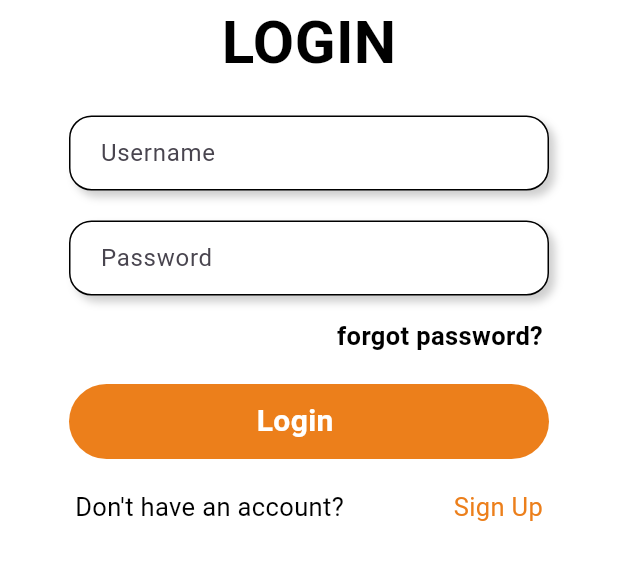
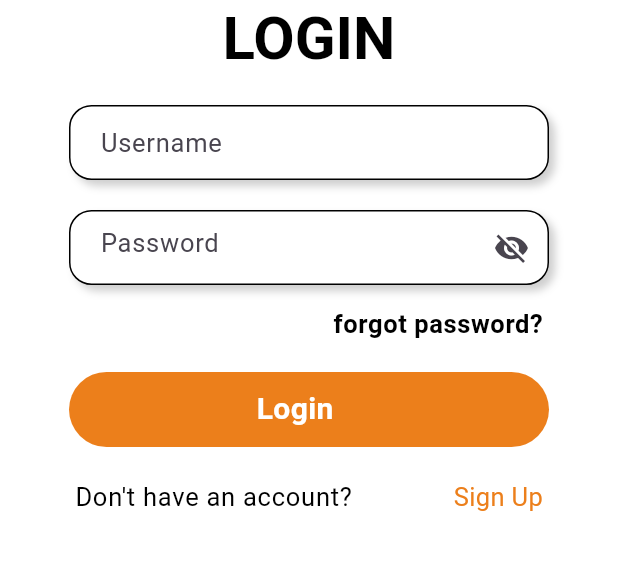
Before and after one commit to smokinthunder/motordoc, a Flutter app: the screen it shows after launch, on a phone screen of 412 x 824 dp, the part 318-898 px from its top. Run offline on Flutter 3.47's test engine with Material 3 defaults, Android fonts, the light colour scheme and no system bars.

```diff
--- a/lib/login_page.dart
+++ b/lib/login_page.dart
@@ -1,5 +1,4 @@
 import 'package:flutter/material.dart';
-import 'package:flutter/widgets.dart';
 
 class LoginPage extends StatefulWidget {
   const LoginPage({super.key});
@@ -9,40 +8,40 @@ class LoginPage extends StatefulWidget {
 }
 
 class _LoginPageState extends State<LoginPage> {
-      bool darkMode = false;
+  // bool darkMode = false;
+  bool showPassword = false;
 
   @override
   Widget build(BuildContext context) {
-
     return SafeArea(
       child: Scaffold(
           body: Stack(
         children: [
-          InkWell(
-            onDoubleTap: () {
-              setState(() {
-                darkMode = !darkMode;
-              });
-            },
-            child: Container(
+          const SizedBox(
             height: double.infinity,
             width: double.infinity,
-              color: darkMode ? const Color(0xFF212121) : Colors.white,
-            ),
+            // color: darkMode ? const Color(0xFF212121) : Colors.white,
           ),
           Center(
-            child: Column(
+            child: InkWell(
+              // onDoubleTap: () {
+              //   setState(() {
+              //     darkMode = !darkMode;
+              //   });
+              // },
+              child: ListView(
+                children: [
+                  Column(
                     children: [
                       const SizedBox(
                         height: 150,
                       ),
                       Image.asset('assets/login/logo.png'),
-                Text("LOGIN",
-                    style: TextStyle(
-                      fontSize: 40,
-                      fontWeight: FontWeight.bold,
-                      color: darkMode ? Colors.white : Colors.black,
-                    )),
+
+                      Text(
+                        "LOGIN",
+                        style: Theme.of(context).textTheme.headlineLarge,
+                      ),
                       Container(
                         height: 50,
                         width: 320,
@@ -54,13 +53,14 @@ class _LoginPageState extends State<LoginPage> {
                           border: Border.all(
                             color: Colors.black,
                           ),
-                       boxShadow: darkMode? []: [
+                          boxShadow: [
                                   BoxShadow(
                                     color: Colors.grey.withOpacity(0.5),
                                     blurRadius: 4,
                                     offset: const Offset(4, 4),
                                   ),
-                      ]),
+                          ]
+                        ),
                         child: const TextField(
                           decoration: InputDecoration(
                             border: InputBorder.none,
@@ -79,7 +79,7 @@ class _LoginPageState extends State<LoginPage> {
                             color: Colors.black,
                           ),
                           color: Colors.white,
-                    boxShadow: darkMode? []: [
+                          boxShadow:  [
                                   BoxShadow(
                                     color: Colors.grey.withOpacity(0.5),
                                     blurRadius: 4,
@@ -87,12 +87,21 @@ class _LoginPageState extends State<LoginPage> {
                                   ),
                                 ],
                         ),
-                  child: const TextField(
-                    obscureText: true,
-
+                        child: TextField(
+                          obscureText: showPassword,
                           decoration: InputDecoration(
                             border: InputBorder.none,
                             hintText: 'Password',
+                            suffixIcon: InkWell(
+                              child: Icon(showPassword
+                                  ? Icons.visibility
+                                  : Icons.visibility_off),
+                              onTap: () {
+                                setState(() {
+                                  showPassword = !showPassword;
+                                });
+                              },
+                            ),
                           ),
                         ),
                       ),
@@ -101,10 +110,12 @@ class _LoginPageState extends State<LoginPage> {
                         alignment: Alignment.centerRight,
                         child: Text(
                           "forgot password?",
-                    style: TextStyle(
-                        color: darkMode ? Colors.white : Colors.black,
-                        fontSize: 17,
-                        fontWeight: FontWeight.bold),
+                          style: Theme.of(context).textTheme.bodySmall,
+                          // style: TextStyle(
+
+                          //     // color: darkMode ? Colors.white : Colors.black,
+                          //     fontSize: 17,
+                          //     fontWeight: FontWeight.bold),
                         ),
                       ),
                       Container(
@@ -139,10 +150,11 @@ class _LoginPageState extends State<LoginPage> {
                             children: [
                               Text(
                                 "Don't have an account?",
-                          style: TextStyle(
-                            color: darkMode ? Colors.white : Colors.black,
-                            fontSize: 17,
-                          ),
+                                style: Theme.of(context).textTheme.bodyLarge,
+                                // style: TextStyle(
+                                //   // color: darkMode ? Colors.white : Colors.black,
+                                //   fontSize: 17,
+                                // ),
                               ),
                               const Text(
                                 "Sign Up",
@@ -157,6 +169,9 @@ class _LoginPageState extends State<LoginPage> {
                       ),
                     ],
                   ),
+                ],
+              ),
+            ),
           ),
         ],
       )),
--- a/lib/main.dart
+++ b/lib/main.dart
@@ -1,20 +1,23 @@
 import 'package:flutter/material.dart';
+import 'package:flutter/widgets.dart';
 import 'package:motor_doc/login_page.dart';
+import 'package:motor_doc/themes.dart';
 
 void main() {
   runApp(const MyApp());
 }
-
 
 class MyApp extends StatelessWidget {
   const MyApp({super.key});
 
   @override
   Widget build(BuildContext context) {
-    return const MaterialApp(
+    return MaterialApp(
+      theme: lightTheme,
+      darkTheme: darkTheme,
       title: 'Motor Doc',
       debugShowCheckedModeBanner: false,
-      home: LoginPage(),
+      home: const LoginPage(),
     );
   }
 }
--- /dev/null
+++ b/lib/themes.dart
@@ -0,0 +1,43 @@
+import 'package:flutter/material.dart';
+
+ThemeData lightTheme = ThemeData(
+  scaffoldBackgroundColor: Colors.white,
+  textTheme: const TextTheme(
+    headlineLarge: TextStyle(
+      fontSize: 40,
+      fontWeight: FontWeight.bold,
+      color: Colors.black,
+    ),
+    bodySmall: TextStyle(
+      color: Colors.black,
+      fontSize: 17,
+      fontWeight: FontWeight.bold,
+    ),
+    bodyLarge: TextStyle(
+      color: Colors.black,
+      fontSize: 17,
+    ),
+  ),
+  shadowColor: Colors.grey
+);
+
+ThemeData darkTheme = ThemeData(
+  scaffoldBackgroundColor: const Color(0xFF212121),
+  textTheme: const TextTheme(
+    headlineLarge: TextStyle(
+      fontSize: 40,
+      fontWeight: FontWeight.bold,
+      color: Colors.white,
+    ),
+    bodySmall: TextStyle(
+      color: Colors.white,
+      fontSize: 17,
+      fontWeight: FontWeight.bold,
+    ),
+    bodyLarge: TextStyle(
+      color: Colors.white,
+      fontSize: 17,
+    ),
+  ),
+  shadowColor: const Color(0xff212121)
+);
```
Lines whose indentation alone changed are shown as unchanged.
